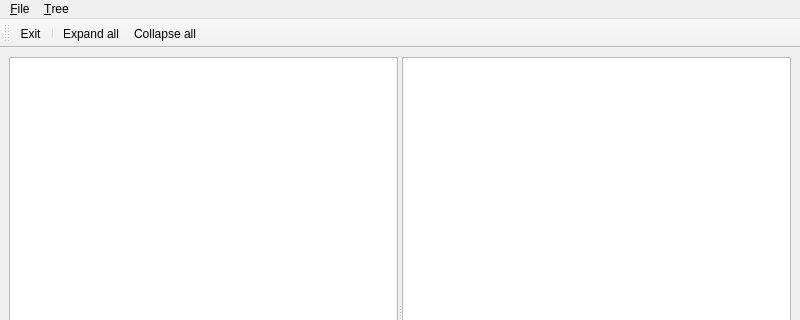
This is mainwindow.ui in vangeytedvg/DenkaCommander as Qt 5 draws it before an edit; both pictures show x 0 to 800 and y 0 to 320 of the 800 by 600 pixel window. The edited form follows.
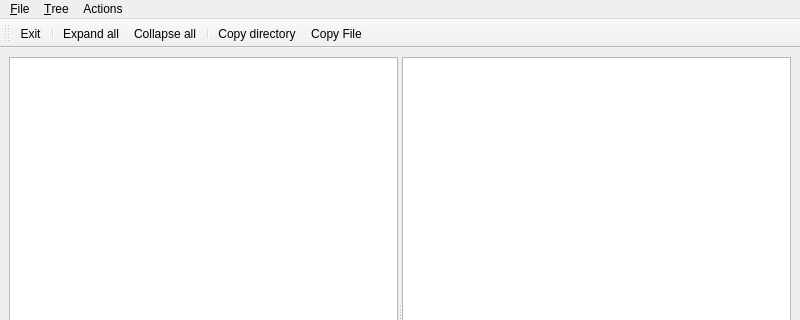
This is the edited form. Icons and pictures are not drawn.

Commit message: Looking good

```diff
--- a/mainwindow.ui
+++ b/mainwindow.ui
@@ -52,8 +52,16 @@
     <addaction name="action_Expand_all"/>
     <addaction name="action_Collapse_all"/>
    </widget>
+   <widget class="QMenu" name="menuActions">
+    <property name="title">
+     <string>Actions</string>
+    </property>
+    <addaction name="actionCopy_directory"/>
+    <addaction name="actionCopy_File"/>
+   </widget>
    <addaction name="menu_File"/>
    <addaction name="menu_Tree"/>
+   <addaction name="menuActions"/>
   </widget>
   <widget class="QStatusBar" name="statusbar"/>
   <widget class="QToolBar" name="toolBar">
@@ -70,6 +78,9 @@
    <addaction name="separator"/>
    <addaction name="action_Expand_all"/>
    <addaction name="action_Collapse_all"/>
+   <addaction name="separator"/>
+   <addaction name="actionCopy_directory"/>
+   <addaction name="actionCopy_File"/>
   </widget>
   <action name="actionE_xit">
    <property name="icon">
@@ -98,6 +109,30 @@
     <string>&amp;Collapse all</string>
    </property>
   </action>
+  <action name="actionCopy_directory">
+   <property name="icon">
+    <iconset resource="images.qrc">
+     <normaloff>:/imgs/folder-4.png</normaloff>:/imgs/folder-4.png</iconset>
+   </property>
+   <property name="text">
+    <string>Copy directory</string>
+   </property>
+   <property name="shortcut">
+    <string>F5</string>
+   </property>
+  </action>
+  <action name="actionCopy_File">
+   <property name="icon">
+    <iconset resource="images.qrc">
+     <normaloff>:/imgs/list-1.png</normaloff>:/imgs/list-1.png</iconset>
+   </property>
+   <property name="text">
+    <string>Copy File</string>
+   </property>
+   <property name="shortcut">
+    <string>Ctrl+F5</string>
+   </property>
+  </action>
  </widget>
  <resources>
   <include location="images.qrc"/>
```
The commit also changes 2 other files.
